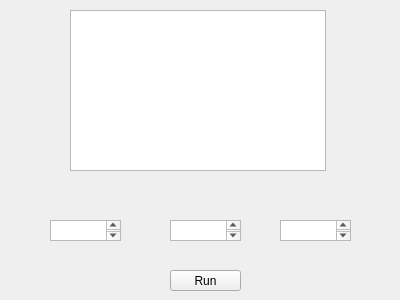
Old version of the form untitled.ui in the repository Roooooobin/HandWriting-Recognition.
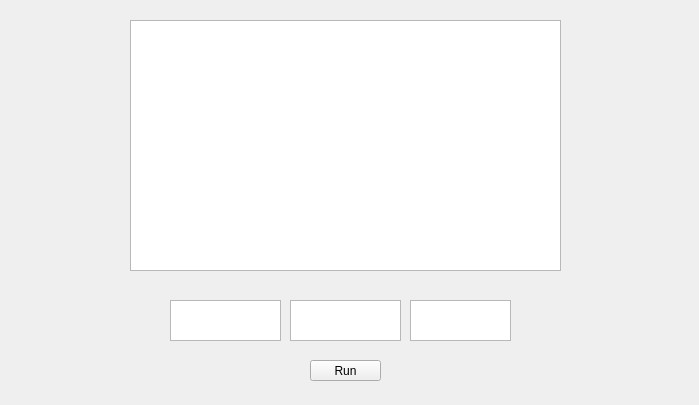
New version of the form.

Diff of the .ui file:
```diff
--- a/untitled.ui
+++ b/untitled.ui
@@ -6,8 +6,8 @@
    <rect>
     <x>0</x>
     <y>0</y>
-    <width>400</width>
-    <height>300</height>
+    <width>699</width>
+    <height>405</height>
    </rect>
   </property>
   <property name="windowTitle">
@@ -16,8 +16,8 @@
   <widget class="QPushButton" name="run">
    <property name="geometry">
     <rect>
-     <x>170</x>
-     <y>270</y>
+     <x>310</x>
+     <y>360</y>
      <width>71</width>
      <height>21</height>
     </rect>
@@ -29,40 +29,40 @@
   <widget class="QTextBrowser" name="output">
    <property name="geometry">
     <rect>
-     <x>70</x>
-     <y>10</y>
-     <width>256</width>
-     <height>161</height>
+     <x>130</x>
+     <y>20</y>
+     <width>431</width>
+     <height>251</height>
     </rect>
    </property>
   </widget>
   <widget class="QTextEdit" name="model_name">
    <property name="geometry">
     <rect>
-     <x>50</x>
-     <y>220</y>
-     <width>71</width>
-     <height>21</height>
+     <x>170</x>
+     <y>300</y>
+     <width>111</width>
+     <height>41</height>
     </rect>
    </property>
   </widget>
   <widget class="QTextEdit" name="image_path">
    <property name="geometry">
     <rect>
-     <x>170</x>
-     <y>220</y>
-     <width>71</width>
-     <height>21</height>
+     <x>290</x>
+     <y>300</y>
+     <width>111</width>
+     <height>41</height>
     </rect>
    </property>
   </widget>
   <widget class="QTextEdit" name="target_name">
    <property name="geometry">
     <rect>
-     <x>280</x>
-     <y>220</y>
-     <width>71</width>
-     <height>21</height>
+     <x>410</x>
+     <y>300</y>
+     <width>101</width>
+     <height>41</height>
     </rect>
    </property>
   </widget>
```
Left out of the diff: 19 changed lines with no effect on the pictures.
